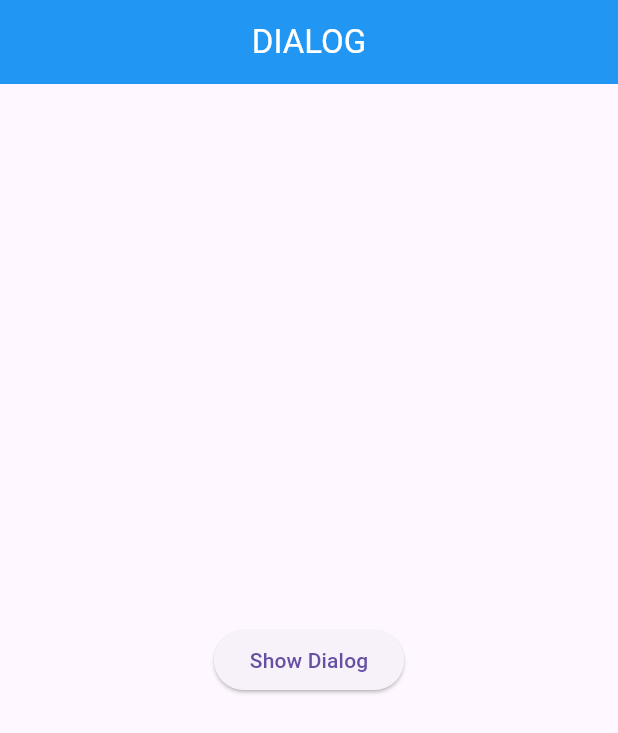
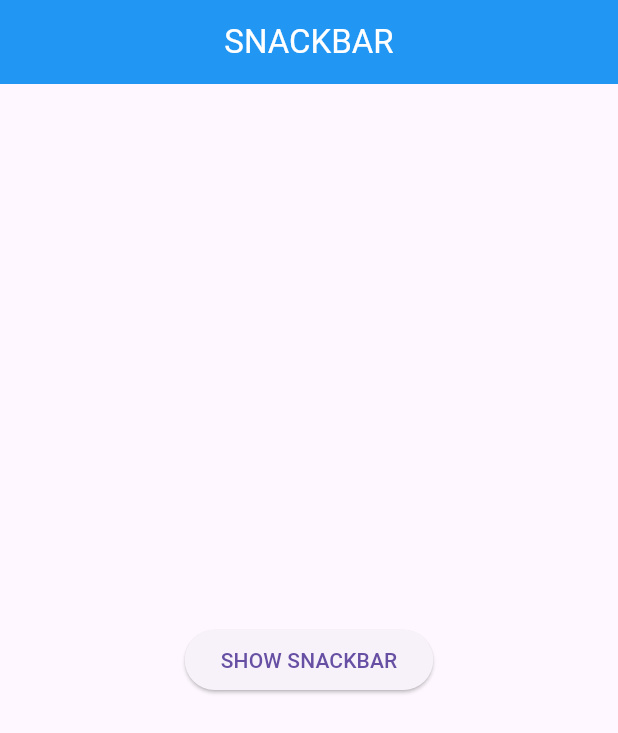
Before and after one commit to wildanarkan/flutter-learning, a Flutter app: the screen it shows after launch, on a phone screen of 412 x 824 dp. Shown: the top 733 px of the screen. Run offline on Flutter 3.47's test engine with Material 3 defaults, Android fonts, the phone set to English and light mode, and no system bars.

Commit message:
Memahami Snackbar

```diff
--- a/lib/main.dart
+++ b/lib/main.dart
@@ -1,6 +1,6 @@
 import 'package:flutter/material.dart';
-import './widgets/latihan/dialog.dart';
+import './widgets/latihan/snackbar.dart';
 
 void main(){
-  runApp(AppDialog());
+  runApp(AppSnackbar());
 }
--- /dev/null
+++ b/lib/widgets/latihan/snackbar.dart
@@ -0,0 +1,66 @@
+
+import 'package:flutter/material.dart';
+
+void main(){
+  runApp(AppSnackbar());
+}
+
+class AppSnackbar extends StatelessWidget {
+  const AppSnackbar({super.key});
+
+  @override
+  Widget build(BuildContext context) {
+    return MaterialApp(
+      debugShowCheckedModeBanner: false,
+      home: HomePage(),
+    );
+  }
+}
+
+class HomePage extends StatelessWidget {
+  const HomePage({super.key});
+
+  @override
+  Widget build(BuildContext context) {
+    return Scaffold(
+      appBar: AppBar(
+        centerTitle: true,
+        backgroundColor: Colors.blue,
+        title: Text("SNACKBAR",
+        style: TextStyle(color: Colors.white)
+        ,),),
+        body: BodyPage(),
+    );
+  }
+}
+
+class BodyPage extends StatelessWidget {
+  const BodyPage({super.key});
+
+  @override
+  Widget build(BuildContext context) {
+    return Center(
+      child: ElevatedButton(onPressed: () {
+        ScaffoldMessenger.of(context).showSnackBar(SnackBar(
+          content: Text("Data berhasil di hapus",
+          style: TextStyle(
+            color: Colors.white),),
+          backgroundColor: Colors.blue,
+          duration: Duration(seconds: 1),
+          behavior: SnackBarBehavior.floating,
+          showCloseIcon: true,
+          shape: RoundedRectangleBorder(borderRadius: BorderRadius.circular(20)),
+          margin: EdgeInsets.all(20),
+          action: SnackBarAction(
+            textColor: Colors.red,
+            label: "Cancel",
+            onPressed: () {
+
+          },
+          )),
+          );
+      },
+      child: Text("SHOW SNACKBAR")),
+    );
+  }
+}
```
